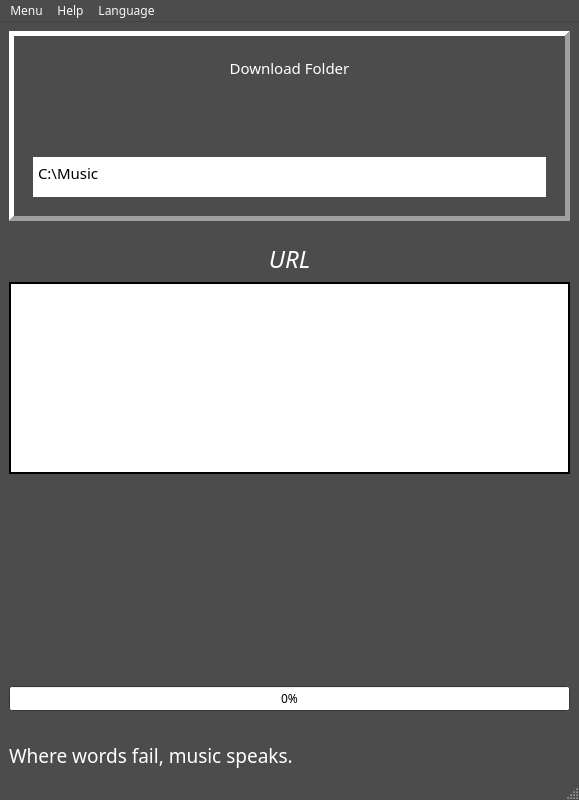
kekfic/mytunefy, file gui/gui_main.ui: the form before one commit.
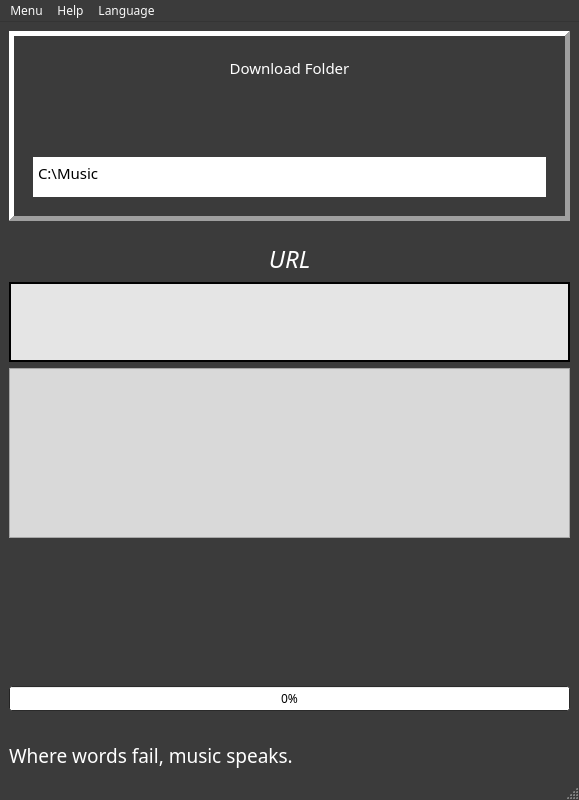
The form after the commit. Icons and pictures are not drawn.

Diff of the .ui file:
```diff
--- a/gui/gui_main.ui
+++ b/gui/gui_main.ui
@@ -58,9 +58,9 @@
      <colorrole role="Window">
       <brush brushstyle="SolidPattern">
        <color alpha="255">
-        <red>76</red>
-        <green>76</green>
-        <blue>76</blue>
+        <red>59</red>
+        <green>59</green>
+        <blue>59</blue>
        </color>
       </brush>
      </colorrole>
@@ -105,9 +105,9 @@
      <colorrole role="Window">
       <brush brushstyle="SolidPattern">
        <color alpha="255">
-        <red>76</red>
-        <green>76</green>
-        <blue>76</blue>
+        <red>59</red>
+        <green>59</green>
+        <blue>59</blue>
        </color>
       </brush>
      </colorrole>
@@ -143,18 +143,18 @@
      <colorrole role="Base">
       <brush brushstyle="SolidPattern">
        <color alpha="255">
-        <red>76</red>
-        <green>76</green>
-        <blue>76</blue>
+        <red>59</red>
+        <green>59</green>
+        <blue>59</blue>
        </color>
       </brush>
      </colorrole>
      <colorrole role="Window">
       <brush brushstyle="SolidPattern">
        <color alpha="255">
-        <red>76</red>
-        <green>76</green>
-        <blue>76</blue>
+        <red>59</red>
+        <green>59</green>
+        <blue>59</blue>
        </color>
       </brush>
      </colorrole>
@@ -401,27 +401,146 @@
       <property name="minimumSize">
        <size>
         <width>0</width>
-        <height>150</height>
+        <height>80</height>
        </size>
       </property>
       <property name="maximumSize">
        <size>
         <width>16777215</width>
-        <height>400</height>
+        <height>100</height>
        </size>
       </property>
+      <property name="palette">
+       <palette>
+        <active>
+         <colorrole role="Button">
+          <brush brushstyle="SolidPattern">
+           <color alpha="255">
+            <red>229</red>
+            <green>229</green>
+            <blue>229</blue>
+           </color>
+          </brush>
+         </colorrole>
+         <colorrole role="Text">
+          <brush brushstyle="SolidPattern">
+           <color alpha="255">
+            <red>83</red>
+            <green>141</green>
+            <blue>191</blue>
+           </color>
+          </brush>
+         </colorrole>
+         <colorrole role="Base">
+          <brush brushstyle="SolidPattern">
+           <color alpha="255">
+            <red>229</red>
+            <green>229</green>
+            <blue>229</blue>
+           </color>
+          </brush>
+         </colorrole>
+         <colorrole role="Window">
+          <brush brushstyle="SolidPattern">
+           <color alpha="255">
+            <red>229</red>
+            <green>229</green>
+            <blue>229</blue>
+           </color>
+          </brush>
+         </colorrole>
+        </active>
+        <inactive>
+         <colorrole role="Button">
+          <brush brushstyle="SolidPattern">
+           <color alpha="255">
+            <red>229</red>
+            <green>229</green>
+            <blue>229</blue>
+           </color>
+          </brush>
+         </colorrole>
+         <colorrole role="Text">
+          <brush brushstyle="SolidPattern">
+           <color alpha="255">
+            <red>83</red>
+            <green>141</green>
+            <blue>191</blue>
+           </color>
+          </brush>
+         </colorrole>
+         <colorrole role="Base">
+          <brush brushstyle="SolidPattern">
+           <color alpha="255">
+            <red>229</red>
+            <green>229</green>
+            <blue>229</blue>
+           </color>
+          </brush>
+         </colorrole>
+         <colorrole role="Window">
+          <brush brushstyle="SolidPattern">
+           <color alpha="255">
+            <red>229</red>
+            <green>229</green>
+            <blue>229</blue>
+           </color>
+          </brush>
+         </colorrole>
+        </inactive>
+        <disabled>
+         <colorrole role="Button">
+          <brush brushstyle="SolidPattern">
+           <color alpha="255">
+            <red>229</red>
+            <green>229</green>
+            <blue>229</blue>
+           </color>
+          </brush>
+         </colorrole>
+         <colorrole role="Text">
+          <brush brushstyle="SolidPattern">
+           <color alpha="255">
+            <red>120</red>
+            <green>120</green>
+            <blue>120</blue>
+           </color>
+          </brush>
+         </colorrole>
+         <colorrole role="Base">
+          <brush brushstyle="SolidPattern">
+           <color alpha="255">
+            <red>229</red>
+            <green>229</green>
+            <blue>229</blue>
+           </color>
+          </brush>
+         </colorrole>
+         <colorrole role="Window">
+          <brush brushstyle="SolidPattern">
+           <color alpha="255">
+            <red>229</red>
+            <green>229</green>
+            <blue>229</blue>
+           </color>
+          </brush>
+         </colorrole>
+        </disabled>
+       </palette>
+      </property>
       <property name="font">
        <font>
-        <pointsize>10</pointsize>
+        <family>Gill Sans MT</family>
+        <pointsize>11</pointsize>
+        <weight>75</weight>
+        <bold>true</bold>
        </font>
       </property>
       <property name="autoFillBackground">
        <bool>true</bool>
       </property>
       <property name="styleSheet">
-       <string notr="true">background-color: rgb(255, 255, 255);
-
-</string>
+       <string notr="true">background-color: rgb(229, 229, 229);</string>
       </property>
       <property name="frameShape">
        <enum>QFrame::Box</enum>
@@ -443,6 +562,149 @@
       </property>
      </widget>
     </item>
+    <item>
+     <widget class="QListWidget" name="listWidgetUrls">
+      <property name="minimumSize">
+       <size>
+        <width>0</width>
+        <height>45</height>
+       </size>
+      </property>
+      <property name="palette">
+       <palette>
+        <active>
+         <colorrole role="Button">
+          <brush brushstyle="SolidPattern">
+           <color alpha="255">
+            <red>217</red>
+            <green>217</green>
+            <blue>217</blue>
+           </color>
+          </brush>
+         </colorrole>
+         <colorrole role="Text">
+          <brush brushstyle="SolidPattern">
+           <color alpha="255">
+            <red>0</red>
+            <green>143</green>
+            <blue>0</blue>
+           </color>
+          </brush>
+         </colorrole>
+         <colorrole role="Base">
+          <brush brushstyle="SolidPattern">
+           <color alpha="255">
+            <red>217</red>
+            <green>217</green>
+            <blue>217</blue>
+           </color>
+          </brush>
+         </colorrole>
+         <colorrole role="Window">
+          <brush brushstyle="SolidPattern">
+           <color alpha="255">
+            <red>217</red>
+            <green>217</green>
+            <blue>217</blue>
+           </color>
+          </brush>
+         </colorrole>
+        </active>
+        <inactive>
+         <colorrole role="Button">
+          <brush brushstyle="SolidPattern">
+           <color alpha="255">
+            <red>217</red>
+            <green>217</green>
+            <blue>217</blue>
+           </color>
+          </brush>
+         </colorrole>
+         <colorrole role="Text">
+          <brush brushstyle="SolidPattern">
+           <color alpha="255">
+            <red>0</red>
+            <green>143</green>
+            <blue>0</blue>
+           </color>
+          </brush>
+         </colorrole>
+         <colorrole role="Base">
+          <brush brushstyle="SolidPattern">
+           <color alpha="255">
+            <red>217</red>
+            <green>217</green>
+            <blue>217</blue>
+           </color>
+          </brush>
+         </colorrole>
+         <colorrole role="Window">
+          <brush brushstyle="SolidPattern">
+           <color alpha="255">
+            <red>217</red>
+            <green>217</green>
+            <blue>217</blue>
+           </color>
+          </brush>
+         </colorrole>
+        </inactive>
+        <disabled>
+         <colorrole role="Button">
+          <brush brushstyle="SolidPattern">
+           <color alpha="255">
+            <red>217</red>
+            <green>217</green>
+            <blue>217</blue>
+           </color>
+          </brush>
+         </colorrole>
+         <colorrole role="Text">
+          <brush brushstyle="SolidPattern">
+           <color alpha="255">
+            <red>120</red>
+            <green>120</green>
+            <blue>120</blue>
+           </color>
+          </brush>
+         </colorrole>
+         <colorrole role="Base">
+          <brush brushstyle="SolidPattern">
+           <color alpha="255">
+            <red>217</red>
+            <green>217</green>
+            <blue>217</blue>
+           </color>
+          </brush>
+         </colorrole>
+         <colorrole role="Window">
+          <brush brushstyle="SolidPattern">
+           <color alpha="255">
+            <red>217</red>
+            <green>217</green>
+            <blue>217</blue>
+           </color>
+          </brush>
+         </colorrole>
+        </disabled>
+       </palette>
+      </property>
+      <property name="font">
+       <font>
+        <family>Gill Sans MT</family>
+        <pointsize>10</pointsize>
+       </font>
+      </property>
+      <property name="styleSheet">
+       <string notr="true">background-color: rgb(217, 217, 217);</string>
+      </property>
+      <property name="alternatingRowColors">
+       <bool>true</bool>
+      </property>
+      <property name="textElideMode">
+       <enum>Qt::ElideRight</enum>
+      </property>
+     </widget>
+    </item>
     <item>
      <spacer name="verticalSpacer_3">
       <property name="orientation">
```
Left out of the diff: 21 changed lines with no effect on the pictures.
